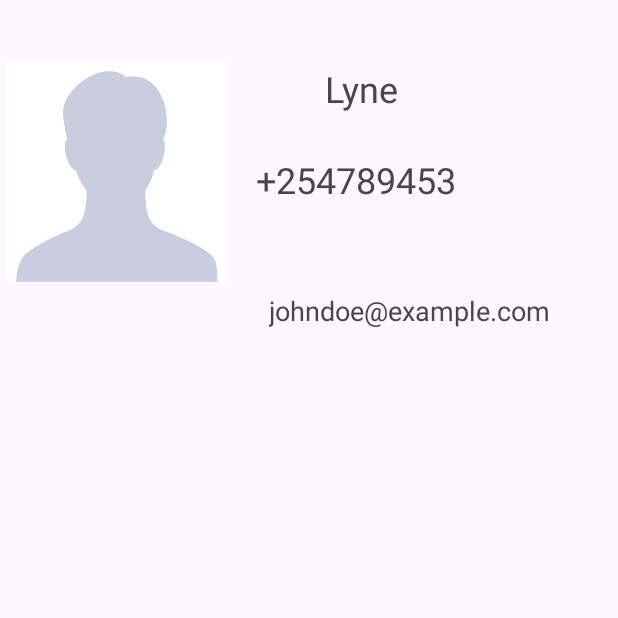
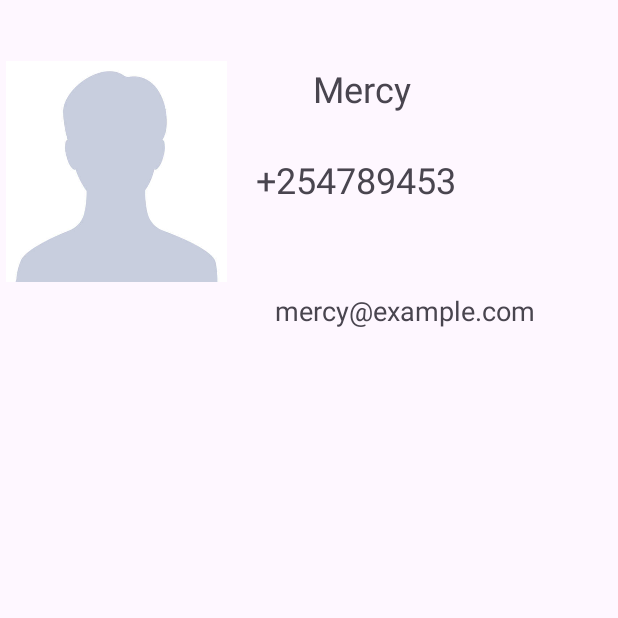
Before and after one commit to Rabecca-Chepkemboi/kt-contact-list, an Android app: the screen it shows after launch (MainActivity), on a phone screen of 412 x 824 dp, the top half of it. Run offline under Robolectric (Android 15) with nearby library versions, the phone set to English and light mode, and no system bars.

Commit message:
created a contact list

```diff
--- a/app/src/main/java/com/example/contactslist/MainActivity.kt
+++ b/app/src/main/java/com/example/contactslist/MainActivity.kt
@@ -10,13 +10,13 @@ class MainActivity : AppCompatActivity() {
         super.onCreate(savedInstanceState)
         setContentView(R.layout.activity_main)
         val contacts = mutableListOf(
-            ContactData( "Lyne", "johndoe@example.com", "+254789453", imageResId = R.drawable.avatar),
-            ContactData("Irene",  "irenemusembi@gmail.com", "+2567894532", imageResId = R.drawable.avatar),
-            ContactData("Mercy","yvonne@gmail.com","0785645342", imageResId = R.drawable.avatar),
-            ContactData("Rose" ,"Ann", "annkelly@gmail.com", imageResId = R.drawable.avatar ),
-            ContactData( "Willy", "willysifuna@gmail.com",  "075649384", imageResId = R.drawable.avatar),
-            ContactData("Eunice", "eunicemusembi@gmai.com", "0798032356", imageResId = R.drawable.avatar),
-            ContactData( "Daniel", "musembidaniel@gmail.com",  "0789457458", imageResId = R.drawable.avatar)
+            ContactData( "Mercy", "mercy@example.com", "+254789453", imageResId = R.drawable.avatar),
+            ContactData("Clarah",  "clarah@gmail.com", "+2567894532", imageResId = R.drawable.avatar),
+            ContactData("Ann","ann@gmail.com","0785645342", imageResId = R.drawable.avatar),
+            ContactData("Issabellah" ,"issabellah@gmail.com", "072536378", imageResId = R.drawable.avatar ),
+            ContactData( "Vince", "vince@gmail.com",  "075649384", imageResId = R.drawable.avatar),
+            ContactData("Ambrose", "ambrose@gmai.com", "0798032356", imageResId = R.drawable.avatar),
+            ContactData( "Samwel", "samwel@gmail.com",  "0789457458", imageResId = R.drawable.avatar)
         )
         val recyclerView = findViewById<RecyclerView>(R.id.rvContact)
         recyclerView.layoutManager = LinearLayoutManager(this)
--- a/app/src/main/res/layout/contact_list_item.xml
+++ b/app/src/main/res/layout/contact_list_item.xml
@@ -27,7 +27,7 @@
         android:layout_marginTop="41dp"
         android:layout_marginEnd="141dp"
         android:layout_marginBottom="28dp"
-        android:text="Emilly"
+        android:text="Chepkemboi"
         android:textSize="24sp"
         app:layout_constraintBottom_toTopOf="@+id/tvPhoneNumber"
         app:layout_constraintEnd_toEndOf="parent"
@@ -55,7 +55,7 @@
         android:layout_marginTop="40dp"
         android:layout_marginEnd="135dp"
         android:layout_marginBottom="564dp"
-        android:text="emmilyodhiamboAgmail.com"
+        android:text="chepkemboirabecca@gmail.com"
         android:textSize="18sp"
         app:layout_constraintBottom_toBottomOf="parent"
         app:layout_constraintEnd_toEndOf="parent"
```
